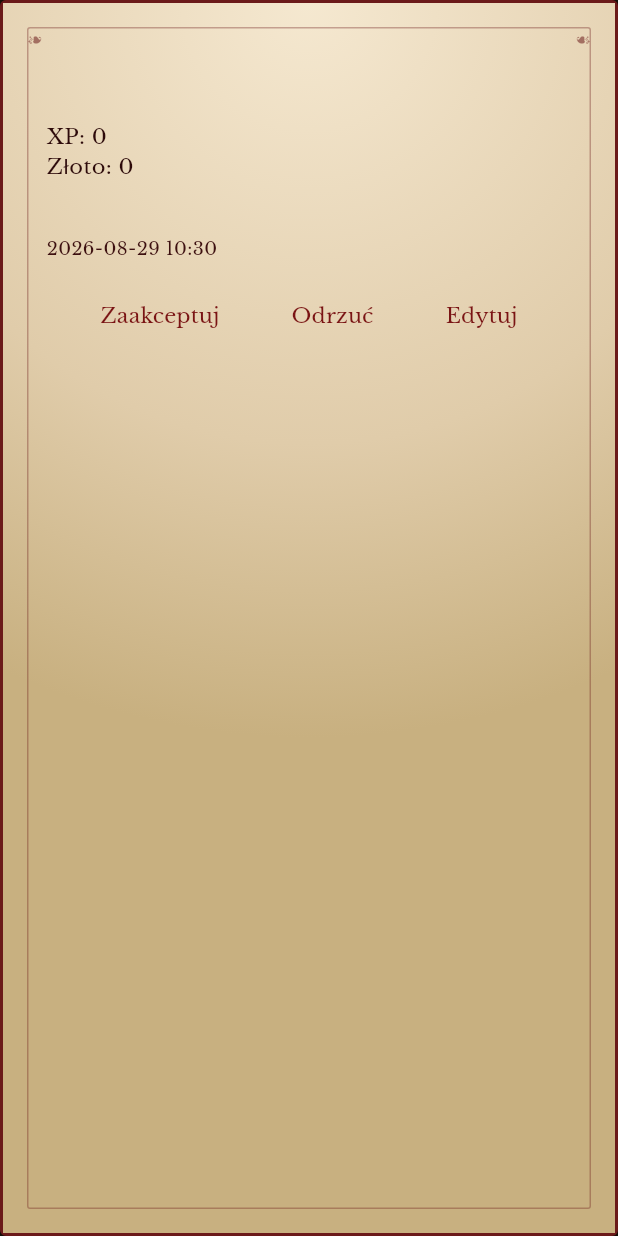
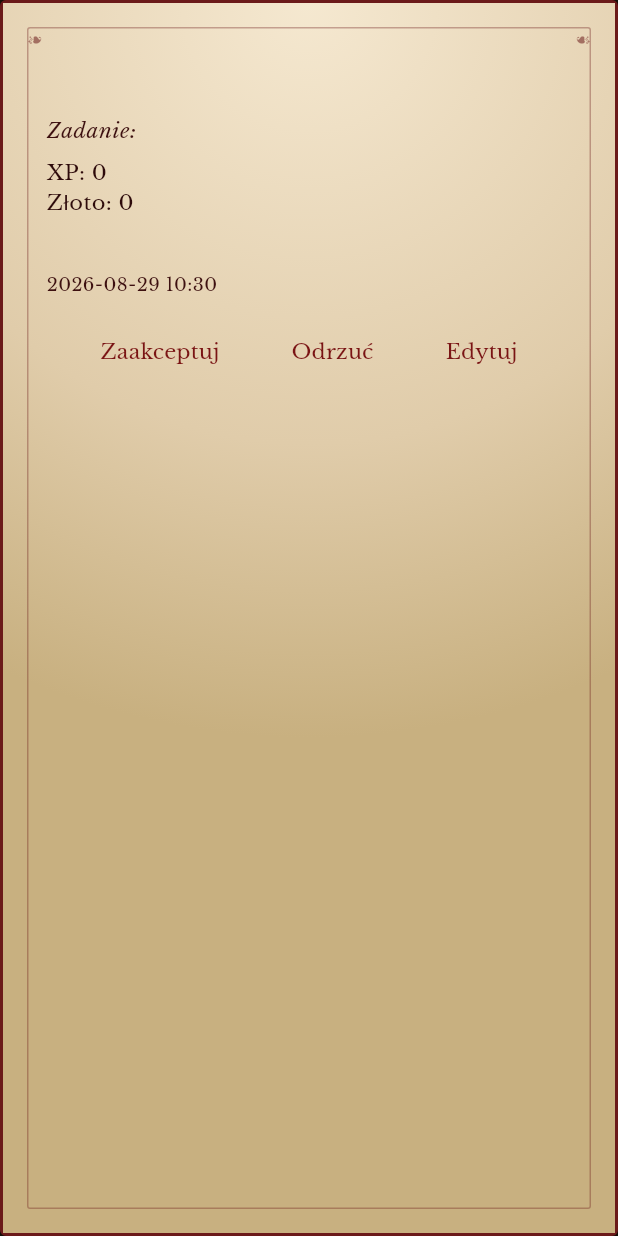
Before and after one commit to lonski/liferpg, a Flutter app: the _RequestCard widget shown alone on an empty page, opened directly with empty values, on a phone screen of 412 x 824 dp. Run offline on Flutter 3.47's test engine with Material 3 defaults, Android fonts, the phone set to English and light mode, and no system bars; our stand-ins replace cloud_firestore, firebase_auth, firebase_core, flutter_local_notifications, flutter_riverpod, google_sign_in and 4 more; accounts and stored records are empty; generated files the repository leaves out were written again; network calls fail.

Commit message:
feat: show the linked quest on change-request screens
Co-Authored-By: Claude Sonnet 5 <noreply@anthropic.com>
Claude-Session: https://claude.ai/code

```diff
--- a/lib/features/requests/change_requests_screen.dart
+++ b/lib/features/requests/change_requests_screen.dart
@@ -378,6 +378,16 @@ class _RequestCard extends StatelessWidget {
                     request.requesterEmail,
                     style: const TextStyle(color: traitNameInk),
                   ),
+                  if (request.questTitle != null) ...[
+                    const SizedBox(height: 4),
+                    Text(
+                      'Zadanie: ${request.questTitle}',
+                      style: const TextStyle(
+                        fontStyle: FontStyle.italic,
+                        color: traitNameInk,
+                      ),
+                    ),
+                  ],
                   const SizedBox(height: 8),
                   for (final line in deltaLines)
                     Text(line, style: const TextStyle(color: inkHeading)),
```
Also changed, not shown: lib/features/requests/new_change_request_screen.dart (+10 -0 lines), 2 other files.
